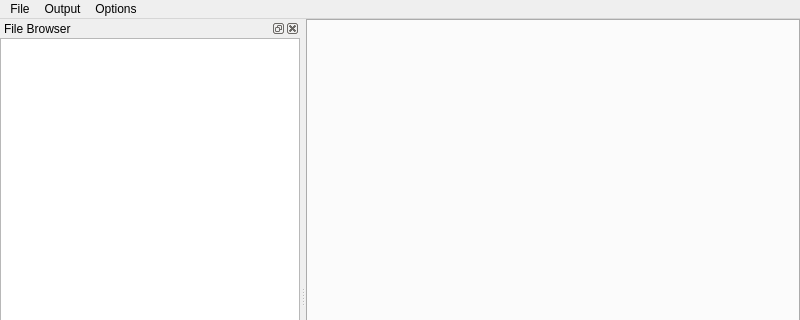
Old version of the form tools/mcrl2-gui-qt/mainwindow.ui in the repository gijskant/mcrl2-pmc; both pictures show x 0 to 800 and y 0 to 320 of the 800 by 700 pixel window.
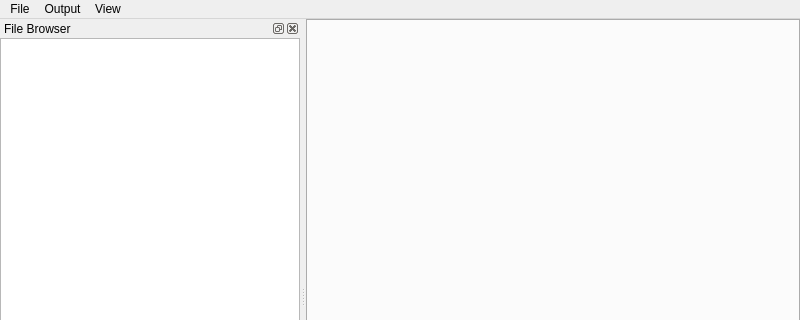
New version of the form. Icons and pictures are not drawn. Custom widgets are drawn as their Qt base class.

```diff
--- a/tools/mcrl2-gui-qt/mainwindow.ui
+++ b/tools/mcrl2-gui-qt/mainwindow.ui
@@ -73,9 +73,9 @@
     <addaction name="separator"/>
     <addaction name="actionClear"/>
    </widget>
-   <widget class="QMenu" name="menuOptions">
+   <widget class="QMenu" name="menuView">
     <property name="title">
-     <string>Options</string>
+     <string>View</string>
     </property>
     <addaction name="actionReset_perspective"/>
     <addaction name="separator"/>
@@ -83,7 +83,7 @@
    </widget>
    <addaction name="menuFile"/>
    <addaction name="menuEdit"/>
-   <addaction name="menuOptions"/>
+   <addaction name="menuView"/>
   </widget>
   <widget class="QStatusBar" name="statusBar"/>
   <widget class="QDockWidget" name="dockOutput">
```
Left out of the diff: 7 changed lines with no effect on the pictures.
